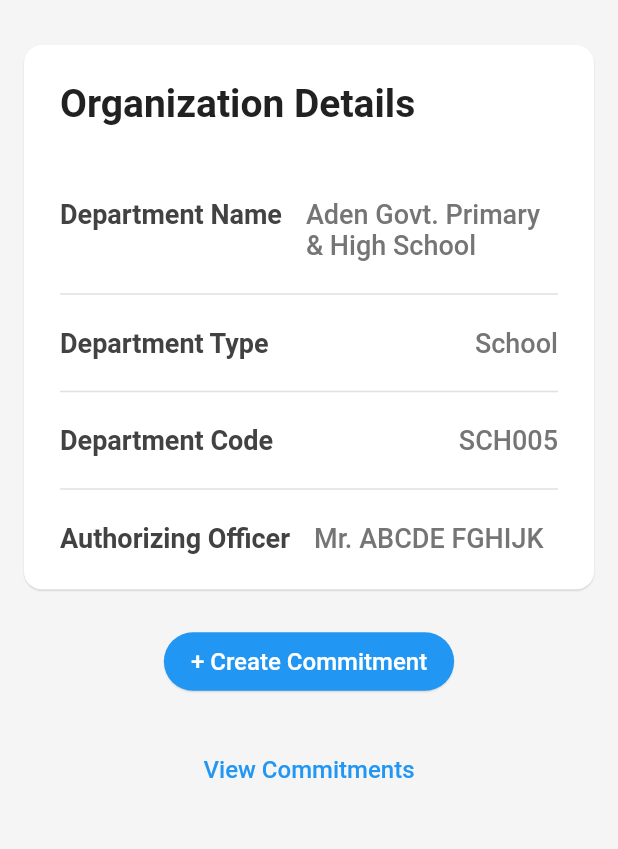
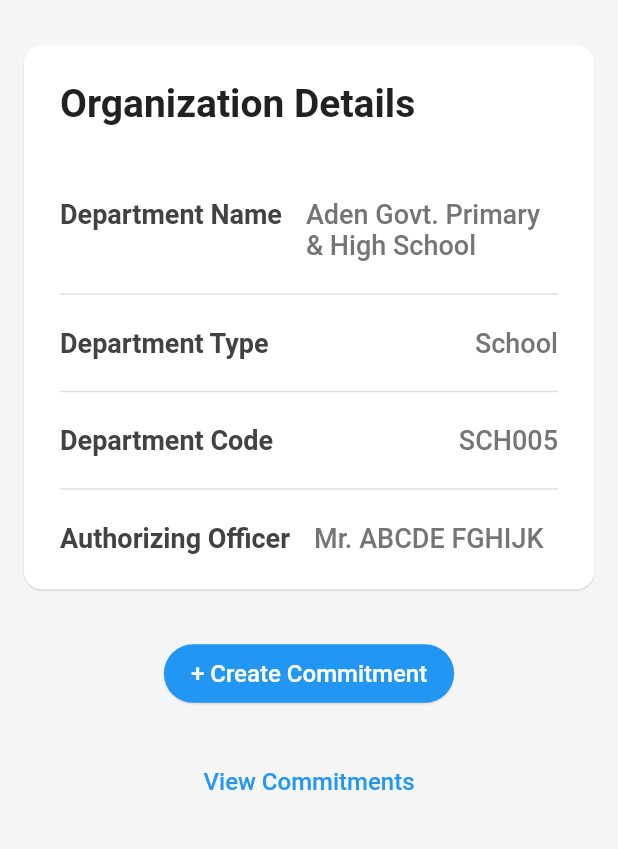
Before and after one commit to vigneshksaithal/viyukta, a Flutter app: the screen it shows after launch, on a phone screen of 412 x 824 dp, the part 63-912 px from its top. Run offline on Flutter 3.47's test engine with Material 2 defaults, Android fonts, the phone set to English and light mode, and no system bars; our stand-ins replace flutter_riverpod, hive_flutter, page_transition; missing offline and left inert: encrypt, flutter_sms, protobuf; accounts and stored records are empty.

Commit message:
Adding bottom padding to card

```diff
--- a/lib/pages/home_page/home_page.dart
+++ b/lib/pages/home_page/home_page.dart
@@ -25,7 +25,7 @@ class HomePage extends StatelessWidget {
             crossAxisAlignment: CrossAxisAlignment.center,
             children: [
               const OrganizationDetailsCard(),
-              const SizedBox(height: 24.0),
+              const SizedBox(height: 32.0),
               ElevatedButton(
                 onPressed: () {
                   Navigator.push(
```
